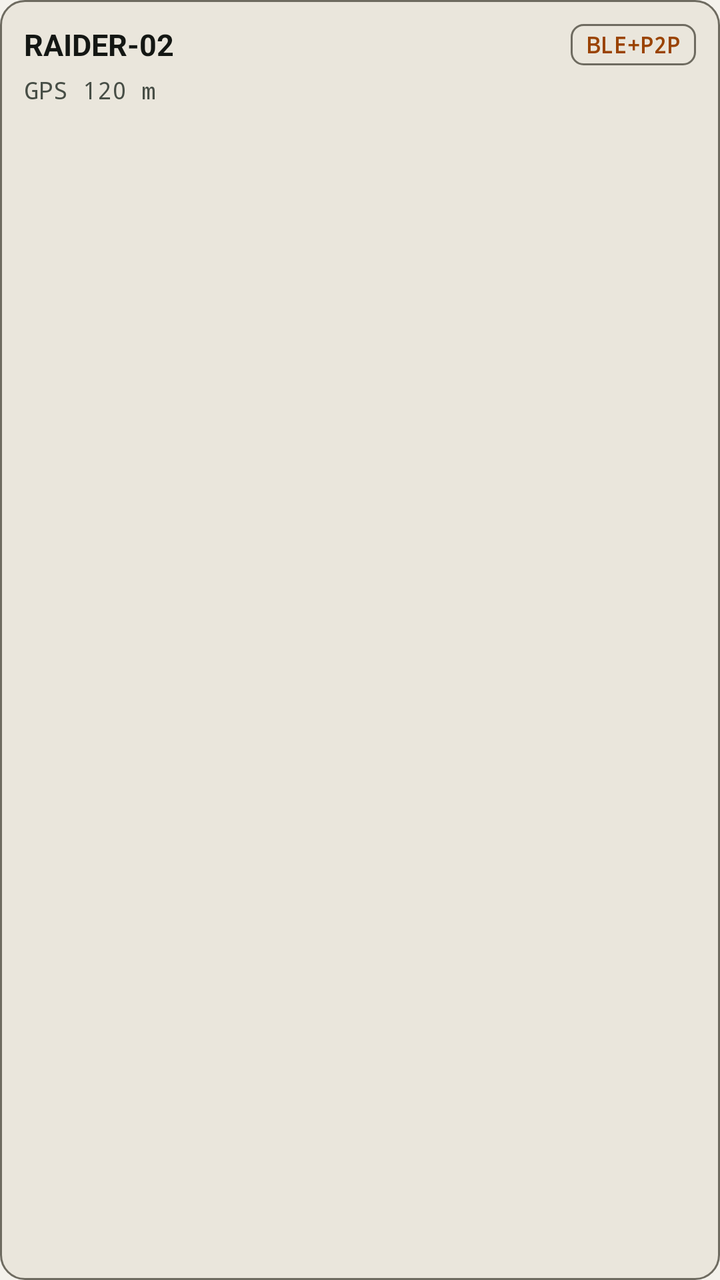
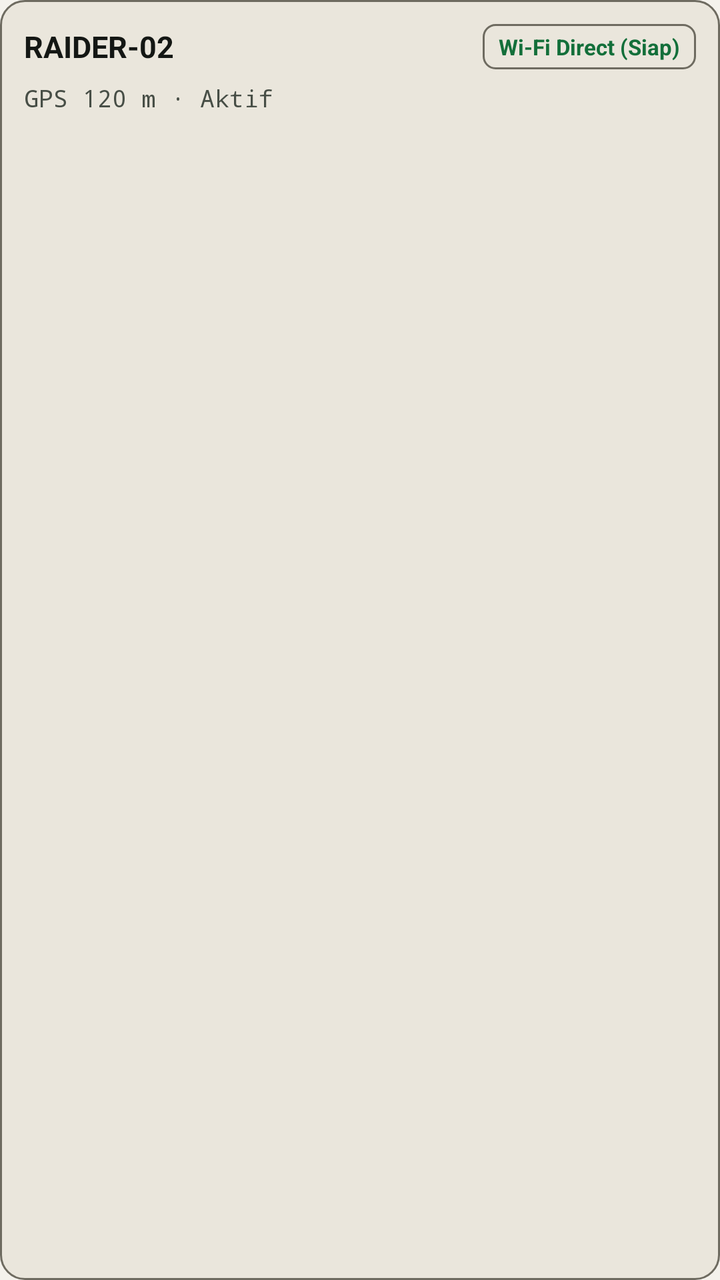

Compare the two renders of this Android layout. The source of the first and the diff that turns it into the second are given below.
<!-- AndroidManifest.xml: application theme Theme.SanepoOffGrid -->
<!-- res/layout/item_peer_node.xml -->
<?xml version="1.0" encoding="utf-8"?>
<LinearLayout xmlns:android="http://schemas.android.com/apk/res/android"
    android:layout_width="match_parent"
    android:layout_height="wrap_content"
    android:layout_marginBottom="8dp"
    android:background="@drawable/bg_keycap_btn"
    android:clickable="true"
    android:focusable="true"
    android:minHeight="56dp"
    android:orientation="vertical"
    android:padding="12dp">

    <LinearLayout
        android:layout_width="match_parent"
        android:layout_height="wrap_content"
        android:gravity="center_vertical"
        android:orientation="horizontal">

        <TextView
            android:id="@+id/tvPeerCallsign"
            android:layout_width="0dp"
            android:layout_height="wrap_content"
            android:layout_weight="1"
            android:text="RAIDER-02"
            android:textColor="@color/ink_primary"
            android:textSize="15sp"
            android:textStyle="bold" />

        <TextView
            android:id="@+id/tvPeerLinkBadge"
            android:layout_width="wrap_content"
            android:layout_height="wrap_content"
            android:background="@drawable/bg_status_chip"
            android:fontFamily="monospace"
            android:paddingStart="8dp"
            android:paddingTop="3dp"
            android:paddingEnd="8dp"
            android:paddingBottom="3dp"
            android:text="BLE+P2P"
            android:textColor="@color/accent_ink"
            android:textSize="11sp"
            android:textStyle="bold" />
    </LinearLayout>

    <TextView
        android:id="@+id/tvPeerTelemetry"
        android:layout_width="match_parent"
        android:layout_height="wrap_content"
        android:layout_marginTop="4dp"
        android:fontFamily="monospace"
        android:text="GPS 120 m"
        android:textColor="@color/ink_secondary"
        android:textSize="12sp" />
</LinearLayout>
<!-- resources referenced by this layout -->
<resources>
  <color name="accent_ink">#9A4300</color>
  <color name="ink_primary">#141714</color>
  <color name="ink_secondary">#474E46</color>
  <!-- drawable bg_keycap_btn (drawable) -->
  <?xml version="1.0" encoding="utf-8"?>
  <selector xmlns:android="http://schemas.android.com/apk/res/android">
      <item android:state_focused="true">
          <shape android:shape="rectangle">
              <solid android:color="@color/bg_keycap" />
              <stroke android:width="2.5dp" android:color="@color/accent_ink" />
              <corners android:radius="12dp" />
          </shape>
      </item>
      <item android:state_pressed="true">
          <shape android:shape="rectangle">
              <solid android:color="@color/stroke_subtle" />
              <stroke android:width="1.5dp" android:color="@color/stroke_instrument" />
              <corners android:radius="12dp" />
          </shape>
      </item>
      <item>
          <shape android:shape="rectangle">
              <solid android:color="@color/bg_keycap" />
              <stroke android:width="1dp" android:color="@color/stroke_instrument" />
              <corners android:radius="12dp" />
          </shape>
      </item>
  </selector>
  <!-- drawable bg_status_chip (drawable) -->
  <?xml version="1.0" encoding="utf-8"?>
  <shape xmlns:android="http://schemas.android.com/apk/res/android"
      android:shape="rectangle">
      <solid android:color="@color/bg_keycap" />
      <stroke
          android:width="1dp"
          android:color="@color/stroke_instrument" />
      <corners android:radius="6dp" />
  </shape>
  <style name="Theme.SanepoOffGrid" parent="Theme.AppCompat.DayNight.NoActionBar">
          <item name="colorPrimary">@color/accent_fill</item>
          <item name="colorPrimaryDark">@color/bg_canvas</item>
          <item name="colorAccent">@color/accent_ink</item>
          <item name="android:windowBackground">@color/bg_canvas</item>
          <item name="android:statusBarColor">@color/bg_canvas</item>
          <item name="android:navigationBarColor">@color/bg_console</item>
          <item name="android:windowLightStatusBar">true</item>
          <item name="android:textColorPrimary">@color/ink_primary</item>
          <item name="android:textColorSecondary">@color/ink_secondary</item>
      </style>
  <color name="bg_keycap">#EAE6DC</color>
  <color name="stroke_subtle">#C7C2B6</color>
  <color name="stroke_instrument">#6E6B60</color>
  <color name="accent_fill">#FFB300</color>
  <color name="bg_canvas">#F4F2EC</color>
  <color name="bg_console">#FFFFFF</color>
</resources>

<!-- the commit's change to res/layout/item_peer_node.xml (unified diff, before → after) -->
@@ -20,6 +20,7 @@
             android:id="@+id/tvPeerCallsign"
             android:layout_width="0dp"
             android:layout_height="wrap_content"
+            android:layout_marginEnd="8dp"
             android:layout_weight="1"
             android:text="RAIDER-02"
             android:textColor="@color/ink_primary"
@@ -31,24 +32,47 @@
             android:layout_width="wrap_content"
             android:layout_height="wrap_content"
             android:background="@drawable/bg_status_chip"
-            android:fontFamily="monospace"
             android:paddingStart="8dp"
-            android:paddingTop="3dp"
+            android:paddingTop="4dp"
             android:paddingEnd="8dp"
-            android:paddingBottom="3dp"
-            android:text="BLE+P2P"
-            android:textColor="@color/accent_ink"
+            android:paddingBottom="4dp"
+            android:text="Wi-Fi Direct (Siap)"
+            android:textColor="@color/status_live"
             android:textSize="11sp"
             android:textStyle="bold" />
     </LinearLayout>
 
-    <TextView
-        android:id="@+id/tvPeerTelemetry"
+    <LinearLayout
         android:layout_width="match_parent"
         android:layout_height="wrap_content"
-        android:layout_marginTop="4dp"
-        android:fontFamily="monospace"
-        android:text="GPS 120 m"
-        android:textColor="@color/ink_secondary"
-        android:textSize="12sp" />
+        android:layout_marginTop="6dp"
+        android:gravity="center_vertical"
+        android:orientation="horizontal">
+
+        <TextView
+            android:id="@+id/tvPeerTelemetry"
+            android:layout_width="0dp"
+            android:layout_height="wrap_content"
+            android:layout_marginEnd="8dp"
+            android:layout_weight="1"
+            android:fontFamily="monospace"
+            android:text="GPS 120 m · Aktif"
+            android:textColor="@color/ink_secondary"
+            android:textSize="12sp" />
+
+        <Button
+            android:id="@+id/btnPeerPing"
+            android:layout_width="wrap_content"
+            android:layout_height="wrap_content"
+            android:background="@drawable/bg_accent_btn"
+            android:minHeight="48dp"
+            android:paddingStart="12dp"
+            android:paddingEnd="12dp"
+            android:text="Tes Ping"
+            android:textAllCaps="false"
+            android:textColor="@color/ink_on_accent"
+            android:textSize="12sp"
+            android:textStyle="bold"
+            android:visibility="gone" />
+    </LinearLayout>
 </LinearLayout>
<!-- resource entries referenced after the edit -->
@@ -1,8 +1,33 @@
 <!-- resources referenced by this layout -->
 <resources>
+  <color name="ink_on_accent">#141714</color>
   <color name="accent_ink">#9A4300</color>
   <color name="ink_primary">#141714</color>
   <color name="ink_secondary">#474E46</color>
+  <color name="status_live">#136F3A</color>
+  <!-- drawable bg_accent_btn (drawable) -->
+  <?xml version="1.0" encoding="utf-8"?>
+  <selector xmlns:android="http://schemas.android.com/apk/res/android">
+      <item android:state_focused="true">
+          <shape android:shape="rectangle">
+              <solid android:color="@color/accent_fill" />
+              <stroke android:width="3dp" android:color="@color/ink_primary" />
+              <corners android:radius="12dp" />
+          </shape>
+      </item>
+      <item android:state_pressed="true">
+          <shape android:shape="rectangle">
+              <solid android:color="@color/accent_ink" />
+              <corners android:radius="12dp" />
+          </shape>
+      </item>
+      <item>
+          <shape android:shape="rectangle">
+              <solid android:color="@color/accent_fill" />
+              <corners android:radius="12dp" />
+          </shape>
+      </item>
+  </selector>
   <!-- drawable bg_keycap_btn (drawable) -->
   <?xml version="1.0" encoding="utf-8"?>
   <selector xmlns:android="http://schemas.android.com/apk/res/android">
